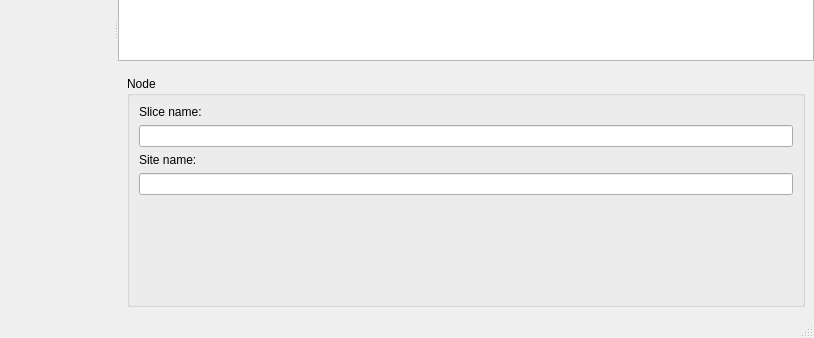
Before: the Qt Designer form src/demogui/mapoverview.ui in henrikvs/nornetdemo, drawn with Qt 5; both pictures show x 119 to 933 and y 283 to 621 of the 933 by 621 pixel window.
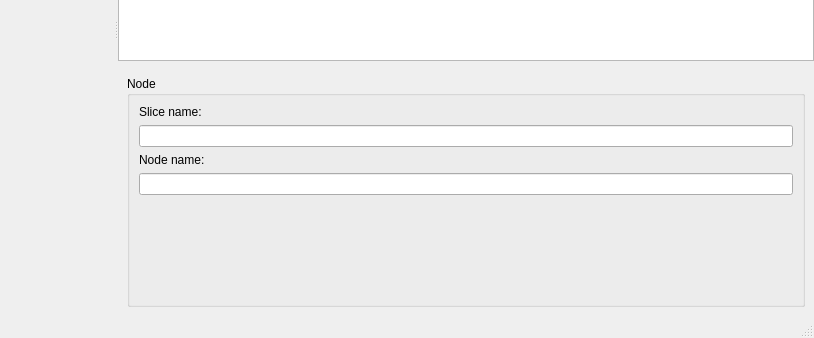
After: the same form once the commit is applied. The open tabs and pages were chosen to show the change. Icons and pictures are not drawn. Custom widgets are drawn as their Qt base class.

```diff
--- a/src/demogui/mapoverview.ui
+++ b/src/demogui/mapoverview.ui
@@ -43,7 +43,7 @@
         </sizepolicy>
        </property>
       </widget>
-      <widget class="QWidget" name="">
+      <widget class="QWidget" name="layoutWidget">
        <layout class="QVBoxLayout" name="verticalLayout_7">
         <item>
          <layout class="QVBoxLayout" name="verticalLayout_2">
@@ -158,7 +158,7 @@
                  <item>
                   <widget class="QLabel" name="label_2">
                    <property name="text">
-                    <string>Site name:</string>
+                    <string>Node name:</string>
                    </property>
                   </widget>
                  </item>
```
Left out of the diff: 6 changed lines with no effect on the pictures.
